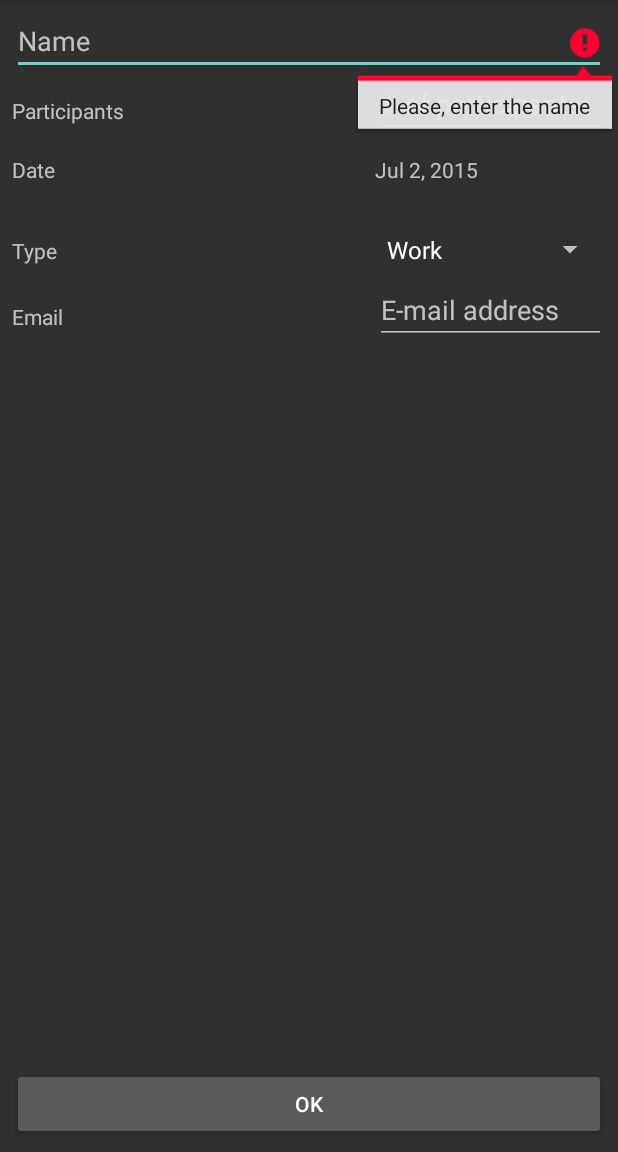
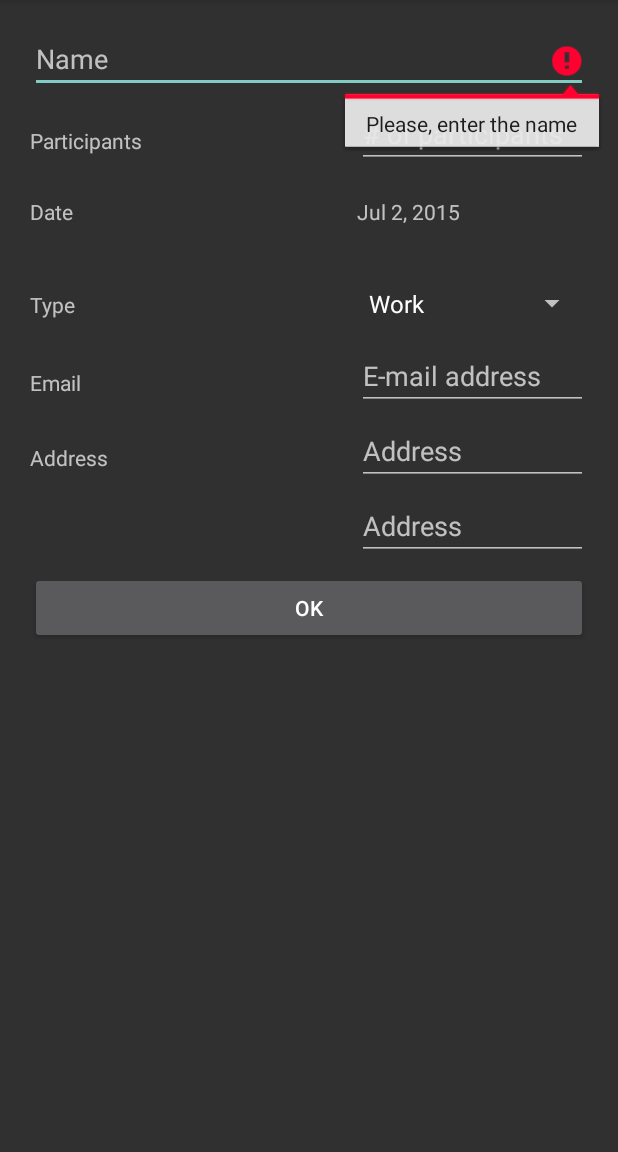
Before and after one commit to inmite/android-validation-komensky, an Android app: the screen it shows after launch (DemoActivity), after a tap on "OK", on a phone screen of 412 x 824 dp, the part 84-1236 px from its top. Run offline under Robolectric (Android 15) with nearby library versions, the phone set to English and light mode, and no system bars.

Commit message:
extended demo to show cross-field validation

```diff
--- /dev/null
+++ b/demo/src/main/java/eu/inmite/demo/validation/AddressValidator.java
@@ -0,0 +1,21 @@
+package eu.inmite.demo.validation;
+
+import java.lang.annotation.Annotation;
+
+import eu.inmite.android.lib.validations.form.validators.BaseValidator;
+
+/**
+ * @author Tomáš Vondráček (vondracek@avast.com) on 02/07/15.
+ */
+public class AddressValidator extends BaseValidator<String[]> {
+
+	@Override
+	public boolean validate(Annotation annotation, String[] input) {
+		for (String addressPart : input) {
+			if (addressPart == null || addressPart.trim().length() == 0) {
+				return false;
+			}
+		}
+		return true;
+	}
+}
--- a/demo/src/main/java/eu/inmite/demo/validation/DemoActivity.java
+++ b/demo/src/main/java/eu/inmite/demo/validation/DemoActivity.java
@@ -3,8 +3,10 @@ package eu.inmite.demo.validation;
 import android.app.DatePickerDialog;
 import android.app.Dialog;
 import android.os.Bundle;
+import android.os.SystemClock;
 import android.support.v4.app.DialogFragment;
 import android.support.v7.app.ActionBarActivity;
+import android.util.Log;
 import android.view.Menu;
 import android.view.MenuItem;
 import android.view.View;
@@ -22,6 +24,7 @@ import java.util.GregorianCalendar;
 import eu.inmite.android.lib.dialogs.SimpleDialogFragment;
 import eu.inmite.android.lib.validations.form.FormValidator;
 import eu.inmite.android.lib.validations.form.annotations.DateInFuture;
+import eu.inmite.android.lib.validations.form.annotations.Joined;
 import eu.inmite.android.lib.validations.form.annotations.MinLength;
 import eu.inmite.android.lib.validations.form.annotations.MinValue;
 import eu.inmite.android.lib.validations.form.annotations.NotEmpty;
@@ -54,6 +57,11 @@ public class DemoActivity extends ActionBarActivity implements DatePickerDialog.
 	@NotEmpty(messageId = R.string.validation_type)
 	private Spinner mSpinner;
 
+	@Joined(value = {R.id.demo_address1, R.id.demo_address2},
+			validator = AddressValidator.class,
+			messageId = R.string.validation_address)
+	private EditText mEditAddress1;
+
 	public void onCreate(Bundle savedInstanceState) {
 		super.onCreate(savedInstanceState);
 
@@ -62,6 +70,7 @@ public class DemoActivity extends ActionBarActivity implements DatePickerDialog.
 		mEditName = (EditText) findViewById(R.id.demo_name);
 		mEditNumberOfParticipants = (EditText) findViewById(R.id.demo_participants);
 		mEditEmail = (EditText) findViewById(R.id.demo_email);
+		mEditAddress1 = (EditText) findViewById(R.id.demo_address1);
 		mTxtDate = (TextView) findViewById(R.id.demo_date);
 		mSpinner = (Spinner) findViewById(R.id.demo_spinner);
 
@@ -125,7 +134,11 @@ public class DemoActivity extends ActionBarActivity implements DatePickerDialog.
 	}
 
 	private void validate() {
+		long start = SystemClock.elapsedRealtime();
 		final boolean isValid = FormValidator.validate(this, new SimpleErrorPopupCallback(this, true));
+		long time = SystemClock.elapsedRealtime() - start;
+		Log.d(getClass().getName(), "validation finished in [ms] " + time);
+
 		if (isValid) {
 			SimpleDialogFragment.createBuilder(this, getSupportFragmentManager())
 					.setMessage(R.string.validation_success)
--- a/demo/src/main/res/layout/activity_demo.xml
+++ b/demo/src/main/res/layout/activity_demo.xml
@@ -1,13 +1,17 @@
 <?xml version="1.0" encoding="utf-8"?>
 
-<android.support.v7.widget.GridLayout xmlns:android="http://schemas.android.com/apk/res/android"
+<ScrollView xmlns:android="http://schemas.android.com/apk/res/android"
+            android:layout_width="match_parent"
+            android:layout_height="match_parent">
+
+    <android.support.v7.widget.GridLayout android:id="@+id/demo_container"
                                           xmlns:app="http://schemas.android.com/apk/res-auto"
-    android:id="@+id/demo_container"
                                           android:layout_width="match_parent"
-    android:layout_height="match_parent"
+                                          android:layout_height="wrap_content"
                                           android:clickable="false"
-    android:padding="8dp"
-    app:columnCount="2">
+                                          android:padding="16dp"
+                                          app:columnCount="2"
+                                          app:useDefaultMargins="true">
 
 
         <EditText
@@ -18,7 +22,7 @@
             android:singleLine="true"
             app:layout_column="0"
             app:layout_columnSpan="2"
-        app:layout_row="0" />
+            app:layout_row="0"/>
 
         <TextView
             android:id="@+id/textView1"
@@ -26,7 +30,7 @@
             android:layout_height="wrap_content"
             android:text="@string/demo_number_of_participants"
             app:layout_column="0"
-        app:layout_row="1" />
+            app:layout_row="1"/>
 
         <EditText
             android:id="@+id/demo_participants"
@@ -37,7 +41,7 @@
             android:singleLine="true"
             app:layout_column="1"
             app:layout_gravity="right"
-        app:layout_row="1" />
+            app:layout_row="1"/>
 
         <TextView
             android:id="@+id/textView2"
@@ -45,7 +49,7 @@
             android:layout_height="@dimen/row_height"
             android:text="@string/demo_date"
             app:layout_column="0"
-        app:layout_row="2" />
+            app:layout_row="2"/>
 
         <TextView
             android:id="@+id/demo_date"
@@ -57,7 +61,7 @@
             android:text="@string/demo_pick_date"
             app:layout_column="1"
             app:layout_gravity="right"
-        app:layout_row="2" />
+            app:layout_row="2"/>
 
         <TextView
             android:id="@+id/textView3"
@@ -65,7 +69,7 @@
             android:layout_height="wrap_content"
             android:text="@string/demo_type"
             app:layout_column="0"
-        app:layout_row="3" />
+            app:layout_row="3"/>
 
         <Spinner
             android:id="@+id/demo_spinner"
@@ -74,7 +78,7 @@
             android:spinnerMode="dropdown"
             app:layout_column="1"
             app:layout_gravity="right"
-        app:layout_row="3" />
+            app:layout_row="3"/>
 
         <TextView
             android:id="@+id/textView4"
@@ -82,7 +86,7 @@
             android:layout_height="wrap_content"
             android:text="@string/demo_email"
             app:layout_column="0"
-        app:layout_row="4" />
+            app:layout_row="4"/>
 
         <EditText
             android:id="@+id/demo_email"
@@ -93,7 +97,37 @@
             android:singleLine="true"
             app:layout_column="1"
             app:layout_gravity="right"
-        app:layout_row="4" />
+            app:layout_row="4"/>
+
+        <TextView
+            android:id="@+id/textView5"
+            android:layout_width="wrap_content"
+            android:layout_height="wrap_content"
+            android:text="@string/demo_address"
+            app:layout_column="0"
+            app:layout_row="5"/>
+
+        <EditText
+            android:id="@+id/demo_address1"
+            android:layout_width="@dimen/form_width"
+            android:layout_height="@dimen/row_height"
+            android:hint="@string/demo_address"
+            android:inputType="textPostalAddress"
+            android:singleLine="true"
+            app:layout_column="1"
+            app:layout_gravity="right"
+            app:layout_row="5"/>
+
+        <EditText
+            android:id="@+id/demo_address2"
+            android:layout_width="@dimen/form_width"
+            android:layout_height="@dimen/row_height"
+            android:hint="@string/demo_address"
+            android:inputType="textPostalAddress"
+            android:singleLine="true"
+            app:layout_column="1"
+            app:layout_gravity="right"
+            app:layout_row="6"/>
 
         <Button
             android:id="@+id/demo_ok"
@@ -103,5 +137,6 @@
             app:layout_column="0"
             app:layout_columnSpan="2"
             app:layout_gravity="bottom"
-        app:layout_row="6" />
+            app:layout_row="7"/>
     </android.support.v7.widget.GridLayout>
+</ScrollView>
--- a/demo/src/main/res/values/strings.xml
+++ b/demo/src/main/res/values/strings.xml
@@ -7,12 +7,14 @@
 	<string name="validation_valid_email">Please, enter valid email address</string>
 	<string name="validation_date">Date must be in future</string>
 	<string name="validation_type">Please, select type</string>
+	<string name="validation_address">Fill in the address</string>
 	<string name="validation_success">Validation succeeded! \nThat was easy, wasn\'t it?</string>
 
 	<string name="demo_menu_live_validation_enable">Enable live validation</string>
 	<string name="demo_menu_live_validation_disable">Disable live validation</string>
 	<string name="demo_email_hint">E-mail address</string>
 	<string name="demo_email">Email</string>
+	<string name="demo_address">Address</string>
 	<string name="demo_type">Type</string>
 	<string name="demo_pick_date">Pick Date</string>
 	<string name="demo_date">Date</string>
```
Lines whose indentation alone changed are shown as unchanged.
